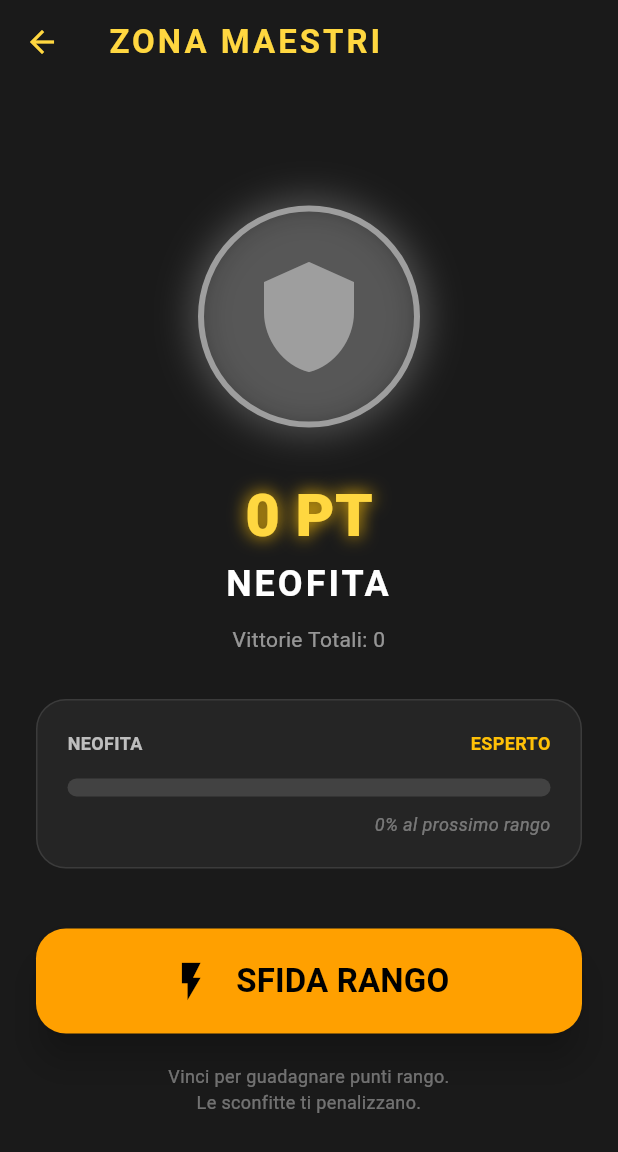
After one commit to Daniele171/secret_code_app, a Flutter app: the ExclusiveZoneScreen screen opened directly, on a phone screen of 412 x 824 dp. The commit adds this screen. Shown: the top 1152 px of the screen. Run offline on Flutter 3.47's test engine with Material 3 defaults, Android fonts, the phone set to English and light mode, and no system bars; our stand-ins replace package_info_plus, shared_preferences; accounts and stored records are empty; Roboto replaces fonts that are missing (Segoe UI).

Commit message:
feat: Update version numbers to 3.0.0 and implement Exclusive Zone screen with rank and challenge features

```diff
--- a/latest_version.txt
+++ b/latest_version.txt
@@ -1 +1 @@
-2.0.5
+3.0.0
--- a/min_version.txt
+++ b/min_version.txt
@@ -1 +1 @@
-2.0.5
+3.0.0
--- /dev/null
+++ b/secret_code/lib/screens/exclusive_zone_screen.dart
@@ -0,0 +1,326 @@
+import 'dart:math';
+import 'package:flutter/material.dart';
+import 'package:flutter/services.dart';
+import 'package:shared_preferences/shared_preferences.dart';
+import '../models/game_settings.dart';
+import 'game_screen.dart';
+
+class ExclusiveZoneScreen extends StatefulWidget {
+  const ExclusiveZoneScreen({super.key});
+
+  @override
+  State<ExclusiveZoneScreen> createState() => _ExclusiveZoneScreenState();
+}
+
+class _ExclusiveZoneScreenState extends State<ExclusiveZoneScreen> {
+  int _masterPoints = 0;
+  String _rankTitle = "NEOFITA";
+  int _matchesWon = 0;
+  bool _isLoading = true;
+
+  @override
+  void initState() {
+    super.initState();
+    _loadMasterData();
+  }
+
+  Future<void> _loadMasterData() async {
+    final prefs = await SharedPreferences.getInstance();
+    setState(() {
+      _masterPoints = prefs.getInt('master_points') ?? 0;
+      _matchesWon = prefs.getInt('master_wins') ?? 0;
+      _updateRank();
+      _isLoading = false;
+    });
+  }
+
+  void _updateRank() {
+    if (_masterPoints >= 10000) _rankTitle = "LEGGENDA";
+    else if (_masterPoints >= 1000) _rankTitle = "GRAN MAESTRO";
+    else if (_masterPoints >= 250) _rankTitle = "MAESTRO";
+    else if (_masterPoints >= 75) _rankTitle = "ESPERTO";
+    else _rankTitle = "NEOFITA";
+  }
+
+  Future<void> _startMasterChallenge(BuildContext context) async {
+    HapticFeedback.heavyImpact();
+    // Genera impostazioni difficili casuali
+    final random = Random();
+
+    // Codice tra 5 e 6
+    final codeLength = 5 + random.nextInt(2);
+
+    // Tentativi ridotti: Tra 8 e 10
+    final maxRows = 8 + random.nextInt(3);
+
+    // Duplicati sempre attivi per la difficoltà
+    const allowDuplicates = true;
+
+    final settings = GameSettings(
+      codeLength: codeLength,
+      maxRows: maxRows,
+      allowDuplicates: allowDuplicates,
+      numberOfColors: 6, // Sempre 6 colori
+    );
+
+    final bool? result = await Navigator.push(
+      context,
+      MaterialPageRoute(
+        builder: (_) => GameScreen(
+          settings: settings,
+          levelId: 999, // ID speciale per master
+        ),
+      ),
+    );
+
+    if (result != null) {
+      _processGameResult(result);
+    }
+  }
+
+  Future<void> _processGameResult(bool won) async {
+    final prefs = await SharedPreferences.getInstance();
+    int pointsChange = 0;
+
+    if (won) {
+      pointsChange = 50;
+      _matchesWon++;
+      await prefs.setInt('master_wins', _matchesWon);
+    } else {
+      pointsChange = -20;
+    }
+
+    _masterPoints += pointsChange;
+    // Evita punti negativi
+    if (_masterPoints < 0) _masterPoints = 0;
+
+    await prefs.setInt('master_points', _masterPoints);
+
+    setState(() {
+      _updateRank();
+    });
+
+    if (mounted) {
+      if (won) {
+         _showResultDialog(context, "VITTORIA!", "+$pointsChange Punti Maestro", Colors.green, Icons.emoji_events);
+      } else {
+         _showResultDialog(context, "SCONFITTA", "$pointsChange Punti Maestro", Colors.red, Icons.sentiment_dissatisfied);
+      }
+    }
+  }
+
+  void _showResultDialog(BuildContext context, String title, String sub, Color color, IconData icon) {
+    showDialog(
+      context: context,
+      builder: (_) => AlertDialog(
+        backgroundColor: Colors.grey[900],
+        shape: RoundedRectangleBorder(borderRadius: BorderRadius.circular(20), side: BorderSide(color: color, width: 2)),
+        title: Column(
+          children: [
+            Icon(icon, size: 50, color: color),
+            const SizedBox(height: 10),
+            Text(title, style: TextStyle(color: color, fontWeight: FontWeight.bold)),
+          ],
+        ),
+        content: Text(sub, textAlign: TextAlign.center, style: const TextStyle(color: Colors.white, fontSize: 18)),
+        actions: [
+          TextButton(
+            onPressed: () => Navigator.pop(context),
+            child: const Text("OK", style: TextStyle(color: Colors.white))
+          )
+        ],
+      )
+    );
+  }
+
+  // Helper per calcolare range e prossimo obiettivo
+  // Ritorna (min, max, nextRankName)
+  (int, int, String) _getNextRankTarget() {
+    if (_masterPoints >= 10000) return (10000, 10000, "MAX");
+    if (_masterPoints >= 1000) return (1000, 10000, "LEGGENDA");
+    if (_masterPoints >= 250) return (250, 1000, "GRAN MAESTRO");
+    if (_masterPoints >= 75) return (75, 250, "MAESTRO");
+    return (0, 75, "ESPERTO");
+  }
+
+  @override
+  Widget build(BuildContext context) {
+    if (_isLoading) return const Scaffold(backgroundColor: Color(0xFF1A1A1A), body: Center(child: CircularProgressIndicator(color: Colors.amber)));
+
+    return Scaffold(
+      backgroundColor: const Color(0xFF1A1A1A), // Dark background
+      appBar: AppBar(
+        title: const Text("ZONA MAESTRI", style: TextStyle(color: Colors.amberAccent, letterSpacing: 2, fontWeight: FontWeight.bold)),
+        backgroundColor: Colors.transparent,
+        elevation: 0,
+        iconTheme: const IconThemeData(color: Colors.amberAccent),
+      ),
+      body: Center(
+        child: SingleChildScrollView(
+          padding: const EdgeInsets.all(24.0),
+          child: Column(
+            mainAxisAlignment: MainAxisAlignment.center,
+            children: [
+              _buildRankBadge(),
+              const SizedBox(height: 30),
+               Text(
+                "$_masterPoints PT",
+                style: const TextStyle(
+                  color: Colors.amberAccent,
+                  fontSize: 40,
+                  fontWeight: FontWeight.w900,
+                  shadows: [Shadow(color: Colors.amber, blurRadius: 15)],
+                ),
+              ),
+              Text(
+                _rankTitle,
+                textAlign: TextAlign.center,
+                style: const TextStyle(
+                  color: Colors.white,
+                  fontSize: 24,
+                  fontWeight: FontWeight.bold,
+                  letterSpacing: 2,
+                ),
+              ),
+              const SizedBox(height: 10),
+              Text(
+                "Vittorie Totali: $_matchesWon",
+                textAlign: TextAlign.center,
+                style: const TextStyle(color: Colors.white54, fontSize: 14),
+              ),
+
+              _buildLevelMap(),
+
+              const SizedBox(height: 40),
+              SizedBox(
+                width: double.infinity,
+                height: 70,
+                child: ElevatedButton(
+                  onPressed: () => _startMasterChallenge(context),
+                  style: ElevatedButton.styleFrom(
+                    backgroundColor: Colors.amber[700],
+                    foregroundColor: Colors.black,
+                    elevation: 10,
+                    shape: RoundedRectangleBorder(borderRadius: BorderRadius.circular(20)),
+                  ),
+                  child: const Row(
+                    mainAxisAlignment: MainAxisAlignment.center,
+                    children: [
+                      Icon(Icons.flash_on, size: 30),
+                      SizedBox(width: 15),
+                      Text("SFIDA RANGO", style: TextStyle(fontSize: 22, fontWeight: FontWeight.bold)),
+                    ],
+                  ),
+                ),
+              ),
+              const SizedBox(height: 20),
+              const Text(
+                "Vinci per guadagnare punti rango.\nLe sconfitte ti penalizzano.",
+                textAlign: TextAlign.center,
+                style: TextStyle(color: Colors.white38, fontSize: 12),
+              ),
+            ],
+          ),
+        ),
+      ),
+    );
+  }
+
+  Widget _buildLevelMap() {
+    final (min, max, nextRank) = _getNextRankTarget();
+    final bool isMax = _masterPoints >= 10000;
+
+    // Calcolo progresso relativo al livello
+    // Esempio: ho 150 pt. Sono tra 75 e 250.
+    // Progresso relativo = (150 - 75) / (250 - 75) = 75 / 175 = 0.42
+
+    double progress = 1.0;
+    if (!isMax) {
+      progress = (_masterPoints - min) / (max - min);
+      if (progress < 0) progress = 0;
+      if (progress > 1) progress = 1;
+    }
+
+    final int percentage = (progress * 100).toInt();
+
+    return Container(
+      margin: const EdgeInsets.only(top: 30),
+      padding: const EdgeInsets.all(20),
+      decoration: BoxDecoration(
+        color: Colors.white.withValues(alpha: 0.05),
+        borderRadius: BorderRadius.circular(20),
+        border: Border.all(color: Colors.white10),
+      ),
+      child: Column(
+        children: [
+          Row(
+            mainAxisAlignment: MainAxisAlignment.spaceBetween,
+            children: [
+              Text(_rankTitle, style: const TextStyle(color: Colors.white70, fontSize: 12, fontWeight: FontWeight.bold)),
+              Text(isMax ? "MASSIMO" : nextRank, style: const TextStyle(color: Colors.amber, fontSize: 12, fontWeight: FontWeight.bold)),
+            ],
+          ),
+          const SizedBox(height: 15),
+          Stack(
+            children: [
+              // Sfondo track
+              Container(
+                height: 12,
+                width: double.infinity,
+                decoration: BoxDecoration(
+                  color: Colors.grey[800],
+                  borderRadius: BorderRadius.circular(6),
+                ),
+              ),
+              // Fill progressivo
+              LayoutBuilder(
+                builder: (context, constraints) {
+                  return Container(
+                    height: 12,
+                    width: constraints.maxWidth * progress,
+                    decoration: BoxDecoration(
+                      gradient: LinearGradient(colors: [Colors.amber[800]!, Colors.amberAccent]),
+                      borderRadius: BorderRadius.circular(6),
+                      boxShadow: [BoxShadow(color: Colors.amber.withValues(alpha: 0.5), blurRadius: 8)]
+                    ),
+                  );
+                }
+              ),
+            ],
+          ),
+          const SizedBox(height: 10),
+          Align(
+            alignment: Alignment.centerRight,
+            child: Text(
+              isMax ? "GRADO MASSIMO RAGGIUNTO" : "$percentage% al prossimo rango",
+              style: const TextStyle(color: Colors.white38, fontSize: 12, fontStyle: FontStyle.italic),
+            ),
+          ),
+        ],
+      ),
+    );
+  }
+
+  Widget _buildRankBadge() {
+    IconData icon;
+    Color color;
+
+    if (_masterPoints >= 1000) { icon = Icons.diamond; color = Colors.cyanAccent; }
+    else if (_masterPoints >= 250) { icon = Icons.workspace_premium; color = Colors.amber; }
+    else if (_masterPoints >= 75) { icon = Icons.verified; color = Colors.purpleAccent; }
+    else { icon = Icons.shield; color = Colors.grey; }
+
+    return Container(
+      padding: const EdgeInsets.all(30),
+      decoration: BoxDecoration(
+        shape: BoxShape.circle,
+        color: color.withValues(alpha: 0.1),
+        border: Border.all(color: color, width: 4),
+        boxShadow: [
+          BoxShadow(color: color.withValues(alpha: 0.4), blurRadius: 20, spreadRadius: 5)
+        ]
+      ),
+      child: Icon(icon, size: 80, color: color),
+    );
+  }
+}
--- a/secret_code/lib/services/version_service.dart
+++ b/secret_code/lib/services/version_service.dart
@@ -12,7 +12,7 @@ class VersionService {
   static const String _latestVersionUrl = "https://grz.altervista.org/html/latest_version.txt";
 
   // Fallback di sicurezza: se il sito è offline, usiamo questa come minima
-  static const String _fallbackMinVersion = "2.0.5";
+  static const String _fallbackMinVersion = "3.0.0";
 
   /// Ottiene le informazioni della versione corrente dell'app
   static Future<PackageInfo> getCurrentVersion() async {
--- a/secret_code/pubspec.yaml
+++ b/secret_code/pubspec.yaml
@@ -1,7 +1,7 @@
 name: secret_code
 description: "A new Flutter project."
 publish_to: 'none'
-version: 2.0.5+5
+version: 3.0.0+1
 
 environment:
   sdk: '>=3.2.0 <4.0.0'
```
Also changed, not shown: secret_code/lib/main.dart (+23 -1 lines), secret_code/lib/screens/menu_screen.dart (+51 -1 lines).
